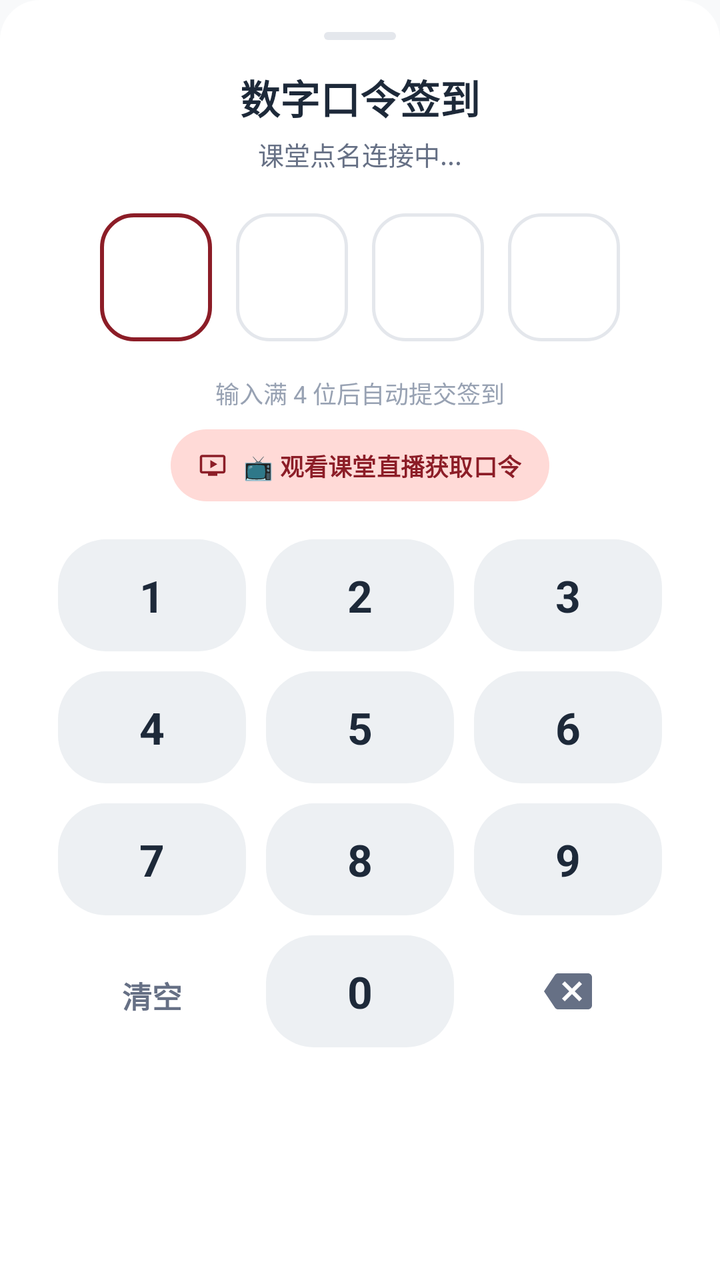
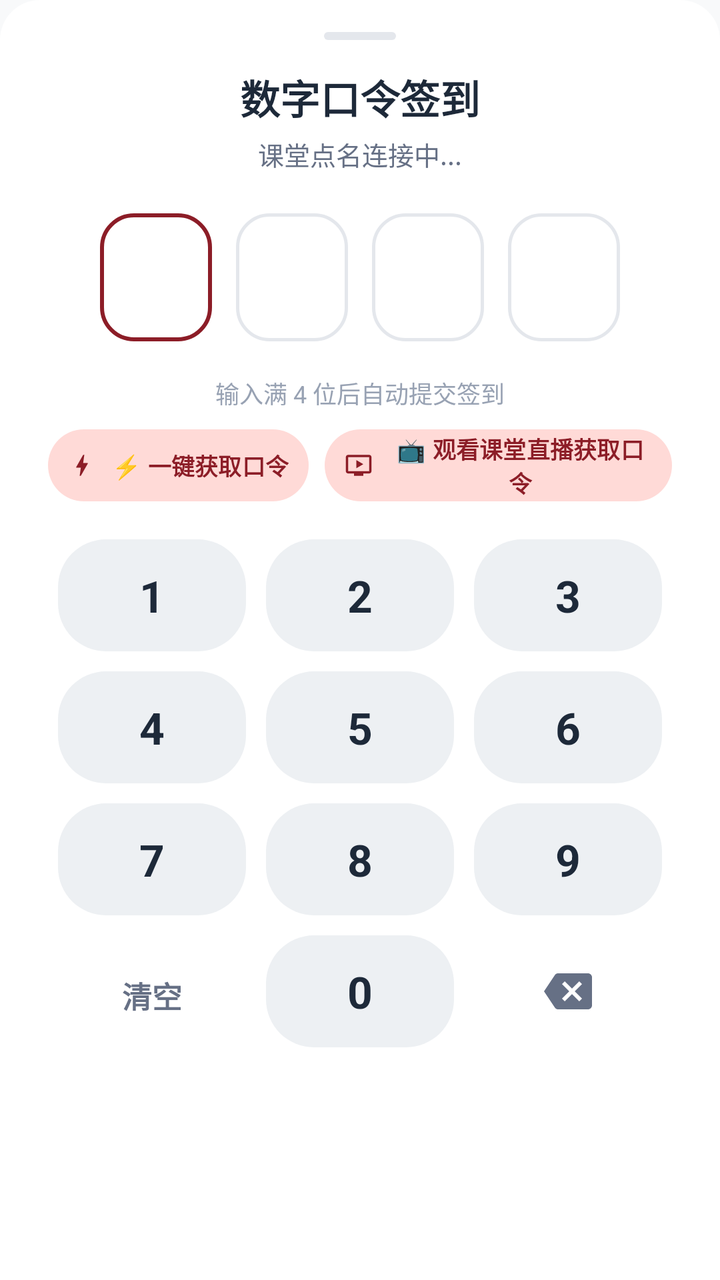

Two renders of the same Android screen: before a commit and after it. Below are the layout's source before the change and the commit's diff.
<!-- AndroidManifest.xml: application theme Theme.UsstJwgl -->
<!-- res/layout/bottom_sheet_number_rollcall.xml -->
<?xml version="1.0" encoding="utf-8"?>
<LinearLayout xmlns:android="http://schemas.android.com/apk/res/android"
    xmlns:app="http://schemas.android.com/apk/res-auto"
    android:layout_width="match_parent"
    android:layout_height="wrap_content"
    android:background="@drawable/bottom_sheet_bg"
    android:gravity="center_horizontal"
    android:orientation="vertical"
    android:paddingHorizontal="24dp"
    android:paddingTop="16dp"
    android:paddingBottom="24dp">

    
    <View
        android:layout_width="36dp"
        android:layout_height="4dp"
        android:layout_gravity="center_horizontal"
        android:layout_marginBottom="14dp"
        android:background="@drawable/drag_handle" />

    
    <TextView
        android:layout_width="wrap_content"
        android:layout_height="wrap_content"
        android:text="数字口令签到"
        android:textColor="@color/text_primary"
        android:textSize="20sp"
        android:textStyle="bold" />

    <TextView
        android:id="@+id/tvCourseName"
        android:layout_width="wrap_content"
        android:layout_height="wrap_content"
        android:layout_marginTop="4dp"
        android:ellipsize="end"
        android:maxLines="1"
        android:text="课堂点名连接中..."
        android:textColor="@color/text_secondary"
        android:textSize="13sp" />

    
    <LinearLayout
        android:id="@+id/layoutPinBoxes"
        android:layout_width="wrap_content"
        android:layout_height="wrap_content"
        android:layout_marginTop="20dp"
        android:gravity="center"
        android:orientation="horizontal">

        
        <FrameLayout
            android:id="@+id/boxPin1"
            android:layout_width="56dp"
            android:layout_height="64dp"
            android:background="@drawable/bg_pin_box_active">

            <TextView
                android:id="@+id/tvPin1"
                android:layout_width="wrap_content"
                android:layout_height="wrap_content"
                android:layout_gravity="center"
                android:textColor="@color/text_primary"
                android:textSize="26sp"
                android:textStyle="bold" />
        </FrameLayout>

        
        <FrameLayout
            android:id="@+id/boxPin2"
            android:layout_width="56dp"
            android:layout_height="64dp"
            android:layout_marginStart="12dp"
            android:background="@drawable/bg_pin_box">

            <TextView
                android:id="@+id/tvPin2"
                android:layout_width="wrap_content"
                android:layout_height="wrap_content"
                android:layout_gravity="center"
                android:textColor="@color/text_primary"
                android:textSize="26sp"
                android:textStyle="bold" />
        </FrameLayout>

        
        <FrameLayout
            android:id="@+id/boxPin3"
            android:layout_width="56dp"
            android:layout_height="64dp"
            android:layout_marginStart="12dp"
            android:background="@drawable/bg_pin_box">

            <TextView
                android:id="@+id/tvPin3"
                android:layout_width="wrap_content"
                android:layout_height="wrap_content"
                android:layout_gravity="center"
                android:textColor="@color/text_primary"
                android:textSize="26sp"
                android:textStyle="bold" />
        </FrameLayout>

        
        <FrameLayout
            android:id="@+id/boxPin4"
            android:layout_width="56dp"
            android:layout_height="64dp"
            android:layout_marginStart="12dp"
            android:background="@drawable/bg_pin_box">

            <TextView
                android:id="@+id/tvPin4"
                android:layout_width="wrap_content"
                android:layout_height="wrap_content"
                android:layout_gravity="center"
                android:textColor="@color/text_primary"
                android:textSize="26sp"
                android:textStyle="bold" />
        </FrameLayout>

    </LinearLayout>

    
    <LinearLayout
        android:layout_width="match_parent"
        android:layout_height="28dp"
        android:layout_marginTop="12dp"
        android:gravity="center"
        android:orientation="horizontal">

        <ProgressBar
            android:id="@+id/progressSubmitting"
            android:layout_width="18dp"
            android:layout_height="18dp"
            android:layout_marginEnd="8dp"
            android:indeterminateTint="@color/primary"
            android:visibility="gone" />

        <TextView
            android:id="@+id/tvStatusTip"
            android:layout_width="wrap_content"
            android:layout_height="wrap_content"
            android:ellipsize="end"
            android:maxLines="1"
            android:text="输入满 4 位后自动提交签到"
            android:textColor="@color/text_tertiary"
            android:textSize="12sp" />
    </LinearLayout>

    
    <com.google.android.material.button.MaterialButton
        android:id="@+id/btnWatchLiveForCode"
        style="@style/Widget.Material3.Button.TonalButton"
        android:layout_width="wrap_content"
        android:layout_height="36dp"
        android:layout_marginTop="4dp"
        android:insetTop="0dp"
        android:insetBottom="0dp"
        android:paddingHorizontal="14dp"
        android:paddingVertical="0dp"
        android:text="📺 观看课堂直播获取口令"
        android:textColor="@color/primary"
        android:textSize="12sp"
        android:textStyle="bold"
        app:cornerRadius="18dp"
        app:icon="@drawable/ic_live_video"
        app:iconSize="14dp"
        app:iconTint="@color/primary" />

    
    <com.google.android.material.checkbox.MaterialCheckBox
        android:id="@+id/cbSignAll"
        android:layout_width="wrap_content"
        android:layout_height="wrap_content"
        android:layout_marginTop="2dp"
        android:checked="true"
        android:text="同时为全部已保存账号签到 (独立设备码)"
        android:textColor="@color/text_secondary"
        android:textSize="12sp"
        android:visibility="gone" />

    
    <LinearLayout
        android:id="@+id/layoutKeypad"
        android:layout_width="match_parent"
        android:layout_height="wrap_content"
        android:layout_marginTop="14dp"
        android:orientation="vertical">

        
        <LinearLayout
            android:layout_width="match_parent"
            android:layout_height="wrap_content"
            android:orientation="horizontal">

            <TextView
                android:id="@+id/key1"
                android:layout_width="0dp"
                android:layout_height="56dp"
                android:layout_margin="5dp"
                android:layout_weight="1"
                android:background="@drawable/bg_keypad_button"
                android:gravity="center"
                android:text="1"
                android:textColor="@color/text_primary"
                android:textSize="22sp"
                android:textStyle="bold" />

            <TextView
                android:id="@+id/key2"
                android:layout_width="0dp"
                android:layout_height="56dp"
                android:layout_margin="5dp"
                android:layout_weight="1"
                android:background="@drawable/bg_keypad_button"
                android:gravity="center"
                android:text="2"
                android:textColor="@color/text_primary"
                android:textSize="22sp"
                android:textStyle="bold" />

            <TextView
                android:id="@+id/key3"
                android:layout_width="0dp"
                android:layout_height="56dp"
                android:layout_margin="5dp"
                android:layout_weight="1"
                android:background="@drawable/bg_keypad_button"
                android:gravity="center"
                android:text="3"
                android:textColor="@color/text_primary"
                android:textSize="22sp"
                android:textStyle="bold" />
        </LinearLayout>

        
        <LinearLayout
            android:layout_width="match_parent"
            android:layout_height="wrap_content"
            android:orientation="horizontal">

            <TextView
                android:id="@+id/key4"
                android:layout_width="0dp"
                android:layout_height="56dp"
                android:layout_margin="5dp"
                android:layout_weight="1"
                android:background="@drawable/bg_keypad_button"
                android:gravity="center"
                android:text="4"
                android:textColor="@color/text_primary"
                android:textSize="22sp"
                android:textStyle="bold" />

            <TextView
                android:id="@+id/key5"
                android:layout_width="0dp"
                android:layout_height="56dp"
                android:layout_margin="5dp"
                android:layout_weight="1"
                android:background="@drawable/bg_keypad_button"
                android:gravity="center"
                android:text="5"
                android:textColor="@color/text_primary"
                android:textSize="22sp"
                android:textStyle="bold" />

            <TextView
                android:id="@+id/key6"
                android:layout_width="0dp"
                android:layout_height="56dp"
                android:layout_margin="5dp"
                android:layout_weight="1"
                android:background="@drawable/bg_keypad_button"
                android:gravity="center"
                android:text="6"
                android:textColor="@color/text_primary"
                android:textSize="22sp"
                android:textStyle="bold" />
        </LinearLayout>

        
        <LinearLayout
            android:layout_width="match_parent"
            android:layout_height="wrap_content"
            android:orientation="horizontal">

            <TextView
                android:id="@+id/key7"
                android:layout_width="0dp"
                android:layout_height="56dp"
                android:layout_margin="5dp"
                android:layout_weight="1"
                android:background="@drawable/bg_keypad_button"
                android:gravity="center"
                android:text="7"
                android:textColor="@color/text_primary"
                android:textSize="22sp"
                android:textStyle="bold" />

            <TextView
                android:id="@+id/key8"
                android:layout_width="0dp"
                android:layout_height="56dp"
                android:layout_margin="5dp"
                android:layout_weight="1"
                android:background="@drawable/bg_keypad_button"
                android:gravity="center"
                android:text="8"
                android:textColor="@color/text_primary"
                android:textSize="22sp"
                android:textStyle="bold" />

            <TextView
                android:id="@+id/key9"
                android:layout_width="0dp"
                android:layout_height="56dp"
                android:layout_margin="5dp"
                android:layout_weight="1"
                android:background="@drawable/bg_keypad_button"
                android:gravity="center"
                android:text="9"
                android:textColor="@color/text_primary"
                android:textSize="22sp"
                android:textStyle="bold" />
        </LinearLayout>

        
        <LinearLayout
            android:layout_width="match_parent"
            android:layout_height="wrap_content"
            android:orientation="horizontal">

            <TextView
                android:id="@+id/keyClear"
                android:layout_width="0dp"
                android:layout_height="56dp"
                android:layout_margin="5dp"
                android:layout_weight="1"
                android:background="?attr/selectableItemBackgroundBorderless"
                android:gravity="center"
                android:text="清空"
                android:textColor="@color/text_secondary"
                android:textSize="15sp"
                android:textStyle="bold" />

            <TextView
                android:id="@+id/key0"
                android:layout_width="0dp"
                android:layout_height="56dp"
                android:layout_margin="5dp"
                android:layout_weight="1"
                android:background="@drawable/bg_keypad_button"
                android:gravity="center"
                android:text="0"
                android:textColor="@color/text_primary"
                android:textSize="22sp"
                android:textStyle="bold" />

            <FrameLayout
                android:id="@+id/keyDelete"
                android:layout_width="0dp"
                android:layout_height="56dp"
                android:layout_margin="5dp"
                android:layout_weight="1"
                android:background="?attr/selectableItemBackgroundBorderless"
                android:clickable="true"
                android:focusable="true">

                <ImageView
                    android:layout_width="24dp"
                    android:layout_height="24dp"
                    android:layout_gravity="center"
                    android:src="@drawable/ic_backspace"
                    app:tint="@color/text_secondary" />
            </FrameLayout>

        </LinearLayout>

    </LinearLayout>

</LinearLayout>
<!-- resources referenced by this layout -->
<resources>
  <color name="primary">#8C1D27</color>
  <color name="text_primary">#1D2939</color>
  <color name="text_secondary">#667085</color>
  <color name="text_tertiary">#98A2B3</color>
  <!-- drawable bg_keypad_button (drawable) -->
  <?xml version="1.0" encoding="utf-8"?>
  <ripple xmlns:android="http://schemas.android.com/apk/res/android"
      android:color="?attr/colorControlHighlight">
      <item>
          <shape android:shape="rectangle">
              <corners android:radius="24dp" />
              <solid android:color="@color/surface_container" />
          </shape>
      </item>
  </ripple>
  <!-- drawable bg_pin_box (drawable) -->
  <?xml version="1.0" encoding="utf-8"?>
  <shape xmlns:android="http://schemas.android.com/apk/res/android"
      android:shape="rectangle">
      <corners android:radius="16dp" />
      <solid android:color="@color/surface" />
      <stroke
          android:width="1.5dp"
          android:color="@color/border" />
  </shape>
  <!-- drawable bg_pin_box_active (drawable) -->
  <?xml version="1.0" encoding="utf-8"?>
  <shape xmlns:android="http://schemas.android.com/apk/res/android"
      android:shape="rectangle">
      <corners android:radius="16dp" />
      <solid android:color="@color/surface" />
      <stroke
          android:width="2dp"
          android:color="@color/primary" />
  </shape>
  <!-- drawable bottom_sheet_bg (drawable) -->
  <?xml version="1.0" encoding="utf-8"?>
  <shape xmlns:android="http://schemas.android.com/apk/res/android"
      android:shape="rectangle">
      <solid android:color="@color/surface" />
      <corners
          android:topLeftRadius="20dp"
          android:topRightRadius="20dp"
          android:bottomLeftRadius="0dp"
          android:bottomRightRadius="0dp" />
  </shape>
  <!-- drawable drag_handle (drawable) -->
  <?xml version="1.0" encoding="utf-8"?>
  <shape xmlns:android="http://schemas.android.com/apk/res/android">
      <solid android:color="@color/border" />
      <corners android:radius="2dp" />
  </shape>
  <!-- drawable ic_backspace (drawable) -->
  <vector xmlns:android="http://schemas.android.com/apk/res/android"
      android:width="24dp"
      android:height="24dp"
      android:viewportWidth="24"
      android:viewportHeight="24">
    <path
        android:fillColor="#FF000000"
        android:pathData="M22,3H7c-0.69,0 -1.23,0.35 -1.59,0.88L0,12l5.41,8.11c0.36,0.53 0.9,0.89 1.59,0.89h15c1.1,0 2,-0.9 2,-2V5c0,-1.1 -0.9,-2 -2,-2zm-3,12.59L17.59,17 14,13.41 10.41,17 9,15.59 12.59,12 9,8.41 10.41,7 14,10.59 17.59,7 19,8.41 15.41,12 19,15.59z"/>
  </vector>
  <!-- drawable ic_live_video (drawable) -->
  <vector xmlns:android="http://schemas.android.com/apk/res/android"
      android:width="24dp"
      android:height="24dp"
      android:viewportWidth="24"
      android:viewportHeight="24">
      <path
          android:fillColor="#FF8C1D27"
          android:pathData="M21,3H3c-1.1,0 -2,0.9 -2,2v12c0,1.1 0.9,2 2,2h5v2h8v-2h5c1.1,0 2,-0.9 2,-2V5c0,-1.1 -0.9,-2 -2,-2zM21,17H3V5h18v12zM10,7.5v7l6,-3.5l-6,-3.5z" />
  </vector>
  <color name="surface_container">#EDF0F3</color>
  <color name="surface">#FFFFFF</color>
  <color name="border">#E4E7EC</color>
  <color name="on_primary">#FFFFFF</color>
  <color name="primary_container">#FFDAD8</color>
  <color name="on_primary_container">#3B080E</color>
  <color name="secondary">#775654</color>
  <color name="secondary_container">#FFDAD7</color>
  <color name="on_secondary_container">#2C1514</color>
  <color name="background">#F8F9FA</color>
  <!-- unchanged entries left out for length: 1 -->
</resources>

<!-- the commit's change to res/layout/bottom_sheet_number_rollcall.xml (unified diff, before → after) -->
@@ -148,24 +148,53 @@
     </LinearLayout>
 
     
-    <com.google.android.material.button.MaterialButton
-        android:id="@+id/btnWatchLiveForCode"
-        style="@style/Widget.Material3.Button.TonalButton"
+    <LinearLayout
         android:layout_width="wrap_content"
-        android:layout_height="36dp"
+        android:layout_height="wrap_content"
         android:layout_marginTop="4dp"
-        android:insetTop="0dp"
-        android:insetBottom="0dp"
-        android:paddingHorizontal="14dp"
-        android:paddingVertical="0dp"
-        android:text="📺 观看课堂直播获取口令"
-        android:textColor="@color/primary"
-        android:textSize="12sp"
-        android:textStyle="bold"
-        app:cornerRadius="18dp"
-        app:icon="@drawable/ic_live_video"
-        app:iconSize="14dp"
-        app:iconTint="@color/primary" />
+        android:gravity="center"
+        android:orientation="horizontal">
+
+        
+        <com.google.android.material.button.MaterialButton
+            android:id="@+id/btnFetchCodeDirectly"
+            style="@style/Widget.Material3.Button.TonalButton"
+            android:layout_width="wrap_content"
+            android:layout_height="36dp"
+            android:layout_marginEnd="8dp"
+            android:insetTop="0dp"
+            android:insetBottom="0dp"
+            android:paddingHorizontal="10dp"
+            android:paddingVertical="0dp"
+            android:text="⚡ 一键获取口令"
+            android:textColor="@color/primary"
+            android:textSize="11.5sp"
+            android:textStyle="bold"
+            app:cornerRadius="18dp"
+            app:icon="@drawable/ic_bolt"
+            app:iconSize="14dp"
+            app:iconTint="@color/primary" />
+
+        
+        <com.google.android.material.button.MaterialButton
+            android:id="@+id/btnWatchLiveForCode"
+            style="@style/Widget.Material3.Button.TonalButton"
+            android:layout_width="wrap_content"
+            android:layout_height="36dp"
+            android:insetTop="0dp"
+            android:insetBottom="0dp"
+            android:paddingHorizontal="10dp"
+            android:paddingVertical="0dp"
+            android:text="📺 观看课堂直播获取口令"
+            android:textColor="@color/primary"
+            android:textSize="11.5sp"
+            android:textStyle="bold"
+            app:cornerRadius="18dp"
+            app:icon="@drawable/ic_live_video"
+            app:iconSize="14dp"
+            app:iconTint="@color/primary" />
+
+    </LinearLayout>
 
     
     <com.google.android.material.checkbox.MaterialCheckBox
<!-- resource entries referenced after the edit -->
@@ -62,6 +62,16 @@
         android:fillColor="#FF000000"
         android:pathData="M22,3H7c-0.69,0 -1.23,0.35 -1.59,0.88L0,12l5.41,8.11c0.36,0.53 0.9,0.89 1.59,0.89h15c1.1,0 2,-0.9 2,-2V5c0,-1.1 -0.9,-2 -2,-2zm-3,12.59L17.59,17 14,13.41 10.41,17 9,15.59 12.59,12 9,8.41 10.41,7 14,10.59 17.59,7 19,8.41 15.41,12 19,15.59z"/>
   </vector>
+  <!-- drawable ic_bolt (drawable) -->
+  <vector xmlns:android="http://schemas.android.com/apk/res/android"
+      android:width="24dp"
+      android:height="24dp"
+      android:viewportWidth="24"
+      android:viewportHeight="24">
+    <path
+        android:fillColor="#FFFFFFFF"
+        android:pathData="M11,21h-1l1,-7H7.5c-0.58,0 -0.57,-0.32 -0.38,-0.66 0.19,-0.34 0.05,-0.08 0.07,-0.12C8.48,10.94 10.42,7.54 13,3h1l-1,7h3.5c0.49,0 0.56,0.33 0.47,0.51l-0.07,0.15C12.96,17.55 11,21 11,21z"/>
+  </vector>
   <!-- drawable ic_live_video (drawable) -->
   <vector xmlns:android="http://schemas.android.com/apk/res/android"
       android:width="24dp"
